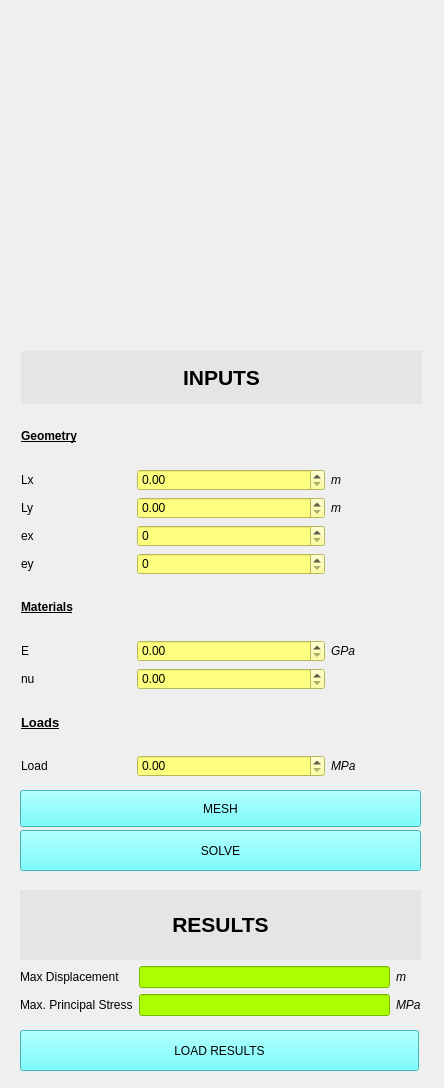
Before: the Qt Designer form main_window.ui in kedarzc/CalcGlassFailure, drawn with Qt 5.
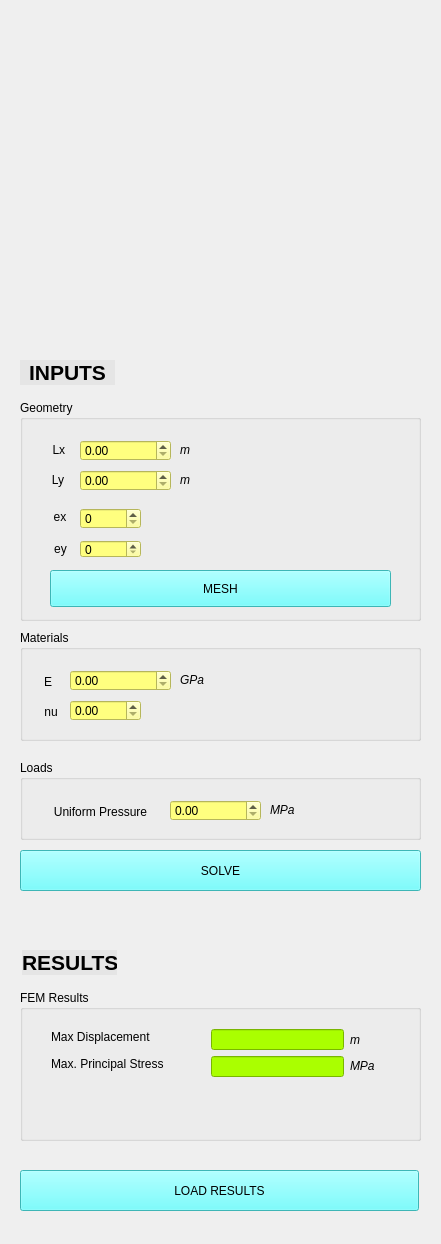
After: the same form once the commit is applied.

Commit message: Update main window ui

Patch:
```diff
--- a/main_window.ui
+++ b/main_window.ui
@@ -6,8 +6,8 @@
    <rect>
     <x>0</x>
     <y>0</y>
-    <width>444</width>
-    <height>1088</height>
+    <width>441</width>
+    <height>1244</height>
    </rect>
   </property>
   <property name="windowTitle">
@@ -46,7 +46,7 @@
     <property name="geometry">
      <rect>
       <x>20</x>
-      <y>830</y>
+      <y>850</y>
       <width>401</width>
       <height>41</height>
      </rect>
@@ -59,28 +59,11 @@
      <string>SOLVE</string>
     </property>
    </widget>
-   <widget class="QPushButton" name="meshButton">
-    <property name="geometry">
-     <rect>
-      <x>20</x>
-      <y>790</y>
-      <width>401</width>
-      <height>37</height>
-     </rect>
-    </property>
-    <property name="styleSheet">
-     <string notr="true">font: 700 12pt &quot;Arial&quot;;
-background-color: rgb(85, 255, 255);</string>
-    </property>
-    <property name="text">
-     <string>MESH</string>
-    </property>
-   </widget>
    <widget class="QPushButton" name="load_results">
     <property name="geometry">
      <rect>
       <x>20</x>
-      <y>1030</y>
+      <y>1170</y>
       <width>399</width>
       <height>41</height>
      </rect>
@@ -93,140 +76,145 @@
      <string>LOAD RESULTS</string>
     </property>
    </widget>
-   <widget class="QWidget" name="layoutWidget">
+   <widget class="QGroupBox" name="groupBox_2">
     <property name="geometry">
      <rect>
-      <x>21</x>
-      <y>351</y>
+      <x>20</x>
+      <y>400</y>
       <width>401</width>
-      <height>426</height>
+      <height>221</height>
      </rect>
     </property>
-    <layout class="QGridLayout" name="gridLayout">
-     <item row="4" column="0">
-      <widget class="QLabel" name="label_ex">
-       <property name="text">
-        <string>ex</string>
-       </property>
-      </widget>
-     </item>
-     <item row="8" column="0">
-      <widget class="QLabel" name="poissonsRatio">
-       <property name="text">
-        <string>nu</string>
-       </property>
-      </widget>
-     </item>
-     <item row="10" column="1" colspan="2">
-      <widget class="QDoubleSpinBox" name="appliedLoad">
-       <property name="styleSheet">
-        <string notr="true">background-color: rgb(255, 255, 127);</string>
-       </property>
-      </widget>
-     </item>
-     <item row="5" column="1" colspan="2">
-      <widget class="QSpinBox" name="ey">
+    <property name="styleSheet">
+     <string notr="true">font:16pt &quot;Arial&quot;;</string>
+    </property>
+    <property name="title">
+     <string>Geometry</string>
+    </property>
+    <widget class="QDoubleSpinBox" name="Lx">
+     <property name="geometry">
+      <rect>
+       <x>60</x>
+       <y>40</y>
+       <width>91</width>
+       <height>21</height>
+      </rect>
+     </property>
        <property name="styleSheet">
-        <string notr="true">background-color: rgb(255, 255, 127);</string>
-       </property>
-      </widget>
-     </item>
-     <item row="10" column="3">
-      <widget class="QLabel" name="label_load_7">
-       <property name="text">
-        <string>&lt;html&gt;&lt;head/&gt;&lt;body&gt;&lt;p&gt;&lt;span style=&quot; font-style:italic;&quot;&gt;MPa&lt;/span&gt;&lt;/p&gt;&lt;/body&gt;&lt;/html&gt;</string>
-       </property>
-      </widget>
-     </item>
-     <item row="3" column="3">
-      <widget class="QLabel" name="label_load_5">
-       <property name="text">
-        <string>&lt;html&gt;&lt;head/&gt;&lt;body&gt;&lt;p&gt;&lt;span style=&quot; font-style:italic;&quot;&gt;m&lt;/span&gt;&lt;/p&gt;&lt;/body&gt;&lt;/html&gt;</string>
-       </property>
-      </widget>
-     </item>
-     <item row="2" column="0">
+      <string notr="true">background-color: rgb(255, 255, 127);
+font: 12pt &quot;Arial&quot;;</string>
+     </property>
+     <property name="maximum">
+      <double>999.000000000000000</double>
+     </property>
+    </widget>
       <widget class="QLabel" name="label_domain">
-       <property name="text">
-        <string>Lx                             </string>
-       </property>
-      </widget>
-     </item>
-     <item row="8" column="1" colspan="2">
-      <widget class="QDoubleSpinBox" name="nu">
+     <property name="geometry">
+      <rect>
+       <x>30</x>
+       <y>40</y>
+       <width>21</width>
+       <height>21</height>
+      </rect>
+     </property>
        <property name="styleSheet">
-        <string notr="true">background-color: rgb(255, 255, 127);</string>
-       </property>
-      </widget>
-     </item>
-     <item row="3" column="1" colspan="2">
-      <widget class="QDoubleSpinBox" name="Ly">
-       <property name="styleSheet">
-        <string notr="true">background-color: rgb(255, 255, 127);</string>
-       </property>
-       <property name="maximum">
-        <double>999.000000000000000</double>
-       </property>
-      </widget>
-     </item>
-     <item row="1" column="0" colspan="2">
-      <widget class="QLabel" name="label_3">
+      <string notr="true">font: 12pt &quot;Arial&quot;;</string>
+     </property>
+     <property name="text">
+      <string>&lt;html&gt;&lt;head/&gt;&lt;body&gt;&lt;p align=&quot;center&quot;&gt;Lx                             &lt;/p&gt;&lt;/body&gt;&lt;/html&gt;</string>
+     </property>
+     <property name="scaledContents">
+      <bool>true</bool>
+     </property>
+    </widget>
+    <widget class="QLabel" name="label_load_5">
+     <property name="geometry">
+      <rect>
+       <x>160</x>
+       <y>70</y>
+       <width>16</width>
+       <height>20</height>
+      </rect>
+     </property>
+     <property name="styleSheet">
+      <string notr="true">font: italic 12pt &quot;Arial&quot;;</string>
+     </property>
        <property name="text">
-        <string>&lt;html&gt;&lt;head/&gt;&lt;body&gt;&lt;p&gt;&lt;span style=&quot; font-weight:700; text-decoration: underline;&quot;&gt;Geometry&lt;/span&gt;&lt;/p&gt;&lt;/body&gt;&lt;/html&gt;</string>
-       </property>
-      </widget>
-     </item>
-     <item row="2" column="3">
+      <string>&lt;html&gt;&lt;head/&gt;&lt;body&gt;&lt;p&gt;&lt;span style=&quot; font-style:italic;&quot;&gt;m&lt;/span&gt;&lt;/p&gt;&lt;/body&gt;&lt;/html&gt;</string>
+     </property>
+    </widget>
       <widget class="QLabel" name="label_load_4">
+     <property name="geometry">
+      <rect>
+       <x>160</x>
+       <y>40</y>
+       <width>16</width>
+       <height>20</height>
+      </rect>
+     </property>
+     <property name="styleSheet">
+      <string notr="true">font: italic 12pt &quot;Arial&quot;;</string>
+     </property>
        <property name="text">
         <string>&lt;html&gt;&lt;head/&gt;&lt;body&gt;&lt;p&gt;&lt;span style=&quot; font-style:italic;&quot;&gt;m&lt;/span&gt;&lt;/p&gt;&lt;/body&gt;&lt;/html&gt;</string>
        </property>
       </widget>
-     </item>
-     <item row="9" column="0">
-      <widget class="QLabel" name="label_4">
-       <property name="text">
-        <string>&lt;html&gt;&lt;head/&gt;&lt;body&gt;&lt;p&gt;&lt;span style=&quot; font-size:10pt; font-weight:700; text-decoration: underline;&quot;&gt;Loads&lt;/span&gt;&lt;/p&gt;&lt;/body&gt;&lt;/html&gt;</string>
-       </property>
-      </widget>
-     </item>
-     <item row="3" column="0">
+    <widget class="QDoubleSpinBox" name="Ly">
+     <property name="geometry">
+      <rect>
+       <x>60</x>
+       <y>70</y>
+       <width>91</width>
+       <height>21</height>
+      </rect>
+     </property>
+     <property name="styleSheet">
+      <string notr="true">background-color: rgb(255, 255, 127);
+font: 12pt &quot;Arial&quot;;</string>
+     </property>
+     <property name="maximum">
+      <double>999.000000000000000</double>
+     </property>
+    </widget>
       <widget class="QLabel" name="label_Ly">
-       <property name="text">
-        <string>Ly</string>
-       </property>
-      </widget>
-     </item>
-     <item row="6" column="0" colspan="2">
-      <widget class="QLabel" name="label">
-       <property name="text">
-        <string>&lt;html&gt;&lt;head/&gt;&lt;body&gt;&lt;p&gt;&lt;span style=&quot; font-weight:700; text-decoration: underline;&quot;&gt;Materials&lt;/span&gt;&lt;/p&gt;&lt;/body&gt;&lt;/html&gt;</string>
-       </property>
-      </widget>
-     </item>
-     <item row="10" column="0">
-      <widget class="QLabel" name="label_load">
+     <property name="geometry">
+      <rect>
+       <x>30</x>
+       <y>70</y>
+       <width>16</width>
+       <height>21</height>
+      </rect>
+     </property>
+     <property name="styleSheet">
+      <string notr="true">font: 12pt &quot;Arial&quot;;</string>
+     </property>
        <property name="text">
-        <string>Load</string>
-       </property>
-      </widget>
-     </item>
-     <item row="7" column="3">
-      <widget class="QLabel" name="label_load_6">
-       <property name="text">
-        <string>&lt;html&gt;&lt;head/&gt;&lt;body&gt;&lt;p&gt;&lt;span style=&quot; font-style:italic;&quot;&gt;GPa&lt;/span&gt;&lt;/p&gt;&lt;/body&gt;&lt;/html&gt;</string>
-       </property>
-      </widget>
-     </item>
-     <item row="7" column="0">
-      <widget class="QLabel" name="YoungModulus">
-       <property name="text">
-        <string>E</string>
-       </property>
-      </widget>
-     </item>
-     <item row="4" column="1" colspan="2">
+      <string>&lt;html&gt;&lt;head/&gt;&lt;body&gt;&lt;p align=&quot;center&quot;&gt;Ly&lt;/p&gt;&lt;/body&gt;&lt;/html&gt;</string>
+     </property>
+    </widget>
+    <widget class="QSpinBox" name="ey">
+     <property name="geometry">
+      <rect>
+       <x>60</x>
+       <y>140</y>
+       <width>61</width>
+       <height>18</height>
+      </rect>
+     </property>
+     <property name="styleSheet">
+      <string notr="true">background-color: rgb(255, 255, 127);
+font: 12pt &quot;Arial&quot;;</string>
+     </property>
+    </widget>
       <widget class="QSpinBox" name="ex">
+     <property name="geometry">
+      <rect>
+       <x>60</x>
+       <y>108</y>
+       <width>61</width>
+       <height>21</height>
+      </rect>
+     </property>
        <property name="styleSheet">
         <string notr="true">background-color: rgb(255, 255, 127);</string>
        </property>
@@ -234,26 +222,80 @@
         <number>1</number>
        </property>
       </widget>
-     </item>
-     <item row="5" column="0">
       <widget class="QLabel" name="label_ey">
+     <property name="geometry">
+      <rect>
+       <x>29</x>
+       <y>137</y>
+       <width>23</width>
+       <height>25</height>
+      </rect>
+     </property>
+     <property name="styleSheet">
+      <string notr="true">font: 12pt &quot;Arial&quot;;</string>
+     </property>
        <property name="text">
-        <string>ey</string>
-       </property>
-      </widget>
-     </item>
-     <item row="2" column="1" colspan="2">
-      <widget class="QDoubleSpinBox" name="Lx">
+      <string>&lt;html&gt;&lt;head/&gt;&lt;body&gt;&lt;p align=&quot;center&quot;&gt;ey&lt;/p&gt;&lt;/body&gt;&lt;/html&gt;</string>
+     </property>
+    </widget>
+    <widget class="QLabel" name="label_ex">
+     <property name="geometry">
+      <rect>
+       <x>29</x>
+       <y>105</y>
+       <width>22</width>
+       <height>25</height>
+      </rect>
+     </property>
        <property name="styleSheet">
-        <string notr="true">background-color: rgb(255, 255, 127);</string>
-       </property>
-       <property name="maximum">
-        <double>999.000000000000000</double>
-       </property>
-      </widget>
-     </item>
-     <item row="7" column="1" colspan="2">
+      <string notr="true">font: 12pt &quot;Arial&quot;;</string>
+     </property>
+     <property name="text">
+      <string>&lt;html&gt;&lt;head/&gt;&lt;body&gt;&lt;p align=&quot;center&quot;&gt;ex&lt;/p&gt;&lt;/body&gt;&lt;/html&gt;</string>
+     </property>
+    </widget>
+    <widget class="QPushButton" name="meshButton">
+     <property name="geometry">
+      <rect>
+       <x>30</x>
+       <y>170</y>
+       <width>341</width>
+       <height>37</height>
+      </rect>
+     </property>
+     <property name="styleSheet">
+      <string notr="true">font: 700 12pt &quot;Arial&quot;;
+background-color: rgb(85, 255, 255);</string>
+     </property>
+     <property name="text">
+      <string>MESH</string>
+     </property>
+    </widget>
+   </widget>
+   <widget class="QGroupBox" name="groupBox">
+    <property name="geometry">
+     <rect>
+      <x>20</x>
+      <y>630</y>
+      <width>401</width>
+      <height>111</height>
+     </rect>
+    </property>
+    <property name="styleSheet">
+     <string notr="true">font:16pt &quot;Arial&quot;;</string>
+    </property>
+    <property name="title">
+     <string>Materials</string>
+    </property>
       <widget class="QDoubleSpinBox" name="EMod">
+     <property name="geometry">
+      <rect>
+       <x>50</x>
+       <y>40</y>
+       <width>101</width>
+       <height>21</height>
+      </rect>
+     </property>
        <property name="styleSheet">
         <string notr="true">background-color: rgb(255, 255, 127);</string>
        </property>
@@ -261,75 +303,269 @@
         <double>98.989999999999995</double>
        </property>
       </widget>
-     </item>
-     <item row="0" column="0" colspan="4">
-      <widget class="QLabel" name="label_2">
+    <widget class="QLabel" name="YoungModulus">
+     <property name="geometry">
+      <rect>
+       <x>20</x>
+       <y>40</y>
+       <width>16</width>
+       <height>25</height>
+      </rect>
+     </property>
        <property name="styleSheet">
-        <string notr="true">background-color: rgb(229, 229, 229);</string>
-       </property>
+      <string notr="true">font: 12pt &quot;Arial&quot;;</string>
+     </property>
+     <property name="frameShadow">
+      <enum>QFrame::Raised</enum>
+     </property>
+     <property name="lineWidth">
+      <number>100</number>
+     </property>
        <property name="text">
-        <string>&lt;html&gt;&lt;head/&gt;&lt;body&gt;&lt;p align=&quot;center&quot;&gt;&lt;span style=&quot; font-size:16pt; font-weight:700;&quot;&gt;INPUTS&lt;/span&gt;&lt;/p&gt;&lt;/body&gt;&lt;/html&gt;</string>
-       </property>
-      </widget>
-     </item>
-    </layout>
-   </widget>
-   <widget class="QWidget" name="layoutWidget">
+      <string>&lt;html&gt;&lt;head/&gt;&lt;body&gt;&lt;p align=&quot;center&quot;&gt;E&lt;/p&gt;&lt;/body&gt;&lt;/html&gt;</string>
+     </property>
+    </widget>
+    <widget class="QLabel" name="poissonsRatio">
+     <property name="geometry">
+      <rect>
+       <x>20</x>
+       <y>70</y>
+       <width>22</width>
+       <height>25</height>
+      </rect>
+     </property>
+     <property name="styleSheet">
+      <string notr="true">font: 12pt &quot;Arial&quot;;</string>
+     </property>
+     <property name="text">
+      <string>&lt;html&gt;&lt;head/&gt;&lt;body&gt;&lt;p align=&quot;center&quot;&gt;nu&lt;/p&gt;&lt;/body&gt;&lt;/html&gt;</string>
+     </property>
+    </widget>
+    <widget class="QDoubleSpinBox" name="nu">
     <property name="geometry">
      <rect>
+       <x>50</x>
+       <y>70</y>
+       <width>71</width>
+       <height>21</height>
+      </rect>
+     </property>
+     <property name="styleSheet">
+      <string notr="true">background-color: rgb(255, 255, 127);
+font: 12pt &quot;Arial&quot;;</string>
+     </property>
+    </widget>
+    <widget class="QLabel" name="label_load_6">
+     <property name="geometry">
+      <rect>
+       <x>160</x>
+       <y>40</y>
+       <width>32</width>
+       <height>20</height>
+      </rect>
+     </property>
+     <property name="styleSheet">
+      <string notr="true">font: italic 12pt &quot;Arial&quot;;</string>
+     </property>
+     <property name="text">
+      <string>&lt;html&gt;&lt;head/&gt;&lt;body&gt;&lt;p&gt;&lt;span style=&quot; font-style:italic;&quot;&gt;GPa&lt;/span&gt;&lt;/p&gt;&lt;/body&gt;&lt;/html&gt;</string>
+     </property>
+    </widget>
+   </widget>
+   <widget class="QGroupBox" name="groupBox_3">
+    <property name="geometry">
+     <rect>
       <x>20</x>
-      <y>890</y>
+      <y>760</y>
       <width>401</width>
-      <height>126</height>
+      <height>80</height>
      </rect>
     </property>
-    <layout class="QVBoxLayout" name="verticalLayout">
-     <item>
-      <layout class="QGridLayout" name="gridLayout_2">
-       <item row="1" column="0">
-        <widget class="QLabel" name="label_max_u">
+    <property name="styleSheet">
+     <string notr="true">font:16pt &quot;Arial&quot;;</string>
+    </property>
+    <property name="title">
+     <string>Loads</string>
+    </property>
+    <widget class="QLabel" name="label_load">
+     <property name="geometry">
+      <rect>
+       <x>20</x>
+       <y>40</y>
+       <width>121</width>
+       <height>25</height>
+      </rect>
+     </property>
+     <property name="styleSheet">
+      <string notr="true">font: 12pt &quot;Arial&quot;;</string>
+     </property>
          <property name="text">
-          <string>Max Displacement</string>
-         </property>
-        </widget>
-       </item>
-       <item row="1" column="1">
-        <widget class="QLineEdit" name="u_max">
+      <string>&lt;html&gt;&lt;head/&gt;&lt;body&gt;&lt;p align=&quot;center&quot;&gt;Uniform Pressure&lt;/p&gt;&lt;/body&gt;&lt;/html&gt;</string>
+     </property>
+    </widget>
+    <widget class="QDoubleSpinBox" name="appliedLoad">
+     <property name="geometry">
+      <rect>
+       <x>150</x>
+       <y>40</y>
+       <width>91</width>
+       <height>21</height>
+      </rect>
+     </property>
          <property name="styleSheet">
-          <string notr="true">background-color: rgb(170, 255, 0);</string>
-         </property>
-        </widget>
-       </item>
-       <item row="1" column="2">
+      <string notr="true">background-color: rgb(255, 255, 127);
+font: 12pt &quot;Arial&quot;;</string>
+     </property>
+    </widget>
+    <widget class="QLabel" name="label_load_7">
+     <property name="geometry">
+      <rect>
+       <x>250</x>
+       <y>40</y>
+       <width>34</width>
+       <height>20</height>
+      </rect>
+     </property>
+     <property name="styleSheet">
+      <string notr="true">font: italic 12pt &quot;Arial&quot;;</string>
+     </property>
+     <property name="text">
+      <string>&lt;html&gt;&lt;head/&gt;&lt;body&gt;&lt;p&gt;&lt;span style=&quot; font-style:italic;&quot;&gt;MPa&lt;/span&gt;&lt;/p&gt;&lt;/body&gt;&lt;/html&gt;</string>
+     </property>
+    </widget>
+   </widget>
+   <widget class="QGroupBox" name="groupBox_4">
+    <property name="geometry">
+     <rect>
+      <x>20</x>
+      <y>990</y>
+      <width>401</width>
+      <height>151</height>
+     </rect>
+    </property>
+    <property name="styleSheet">
+     <string notr="true">font:16pt &quot;Arial&quot;;</string>
+    </property>
+    <property name="title">
+     <string>FEM Results</string>
+    </property>
         <widget class="QLabel" name="label_load_8">
+     <property name="geometry">
+      <rect>
+       <x>330</x>
+       <y>40</y>
+       <width>16</width>
+       <height>20</height>
+      </rect>
+     </property>
+     <property name="styleSheet">
+      <string notr="true">font: italic 12pt &quot;Arial&quot;;</string>
+     </property>
          <property name="text">
           <string>&lt;html&gt;&lt;head/&gt;&lt;body&gt;&lt;p&gt;&lt;span style=&quot; font-style:italic;&quot;&gt;m&lt;/span&gt;&lt;/p&gt;&lt;/body&gt;&lt;/html&gt;</string>
          </property>
         </widget>
-       </item>
-       <item row="2" column="0">
         <widget class="QLabel" name="label_max_p_stress">
+     <property name="geometry">
+      <rect>
+       <x>31</x>
+       <y>66</y>
+       <width>151</width>
+       <height>16</height>
+      </rect>
+     </property>
+     <property name="styleSheet">
+      <string notr="true">font: 12pt &quot;Arial&quot;;</string>
+     </property>
          <property name="text">
           <string>Max. Principal Stress</string>
          </property>
         </widget>
-       </item>
-       <item row="2" column="1">
-        <widget class="QLineEdit" name="sigma_1">
-         <property name="styleSheet">
-          <string notr="true">background-color: rgb(170, 255, 0);</string>
-         </property>
-        </widget>
-       </item>
-       <item row="2" column="2">
         <widget class="QLabel" name="label_load_9">
+     <property name="geometry">
+      <rect>
+       <x>330</x>
+       <y>66</y>
+       <width>34</width>
+       <height>20</height>
+      </rect>
+     </property>
+     <property name="styleSheet">
+      <string notr="true">font: italic 12pt &quot;Arial&quot;;</string>
+     </property>
          <property name="text">
           <string>&lt;html&gt;&lt;head/&gt;&lt;body&gt;&lt;p&gt;&lt;span style=&quot; font-style:italic;&quot;&gt;MPa&lt;/span&gt;&lt;/p&gt;&lt;/body&gt;&lt;/html&gt;</string>
          </property>
         </widget>
-       </item>
-       <item row="0" column="0" colspan="3">
+    <widget class="QLineEdit" name="sigma_1">
+     <property name="geometry">
+      <rect>
+       <x>191</x>
+       <y>66</y>
+       <width>133</width>
+       <height>21</height>
+      </rect>
+     </property>
+     <property name="styleSheet">
+      <string notr="true">background-color: rgb(170, 255, 0);</string>
+     </property>
+    </widget>
+    <widget class="QLineEdit" name="u_max">
+     <property name="geometry">
+      <rect>
+       <x>191</x>
+       <y>39</y>
+       <width>133</width>
+       <height>21</height>
+      </rect>
+     </property>
+     <property name="styleSheet">
+      <string notr="true">background-color: rgb(170, 255, 0);
+font: 12pt &quot;Arial&quot;;</string>
+     </property>
+    </widget>
+    <widget class="QLabel" name="label_max_u">
+     <property name="geometry">
+      <rect>
+       <x>31</x>
+       <y>36</y>
+       <width>141</width>
+       <height>21</height>
+      </rect>
+     </property>
+     <property name="styleSheet">
+      <string notr="true">font: 12pt &quot;Arial&quot;;</string>
+     </property>
+     <property name="text">
+      <string>Max Displacement</string>
+     </property>
+    </widget>
+   </widget>
+   <widget class="QLabel" name="label_6">
+    <property name="geometry">
+     <rect>
+      <x>20</x>
+      <y>360</y>
+      <width>95</width>
+      <height>25</height>
+     </rect>
+    </property>
+    <property name="styleSheet">
+     <string notr="true">background-color: rgb(229, 229, 229);</string>
+    </property>
+    <property name="text">
+     <string>&lt;html&gt;&lt;head/&gt;&lt;body&gt;&lt;p align=&quot;center&quot;&gt;&lt;span style=&quot; font-size:16pt; font-weight:696;&quot;&gt;INPUTS&lt;/span&gt;&lt;/p&gt;&lt;/body&gt;&lt;/html&gt;</string>
+    </property>
+   </widget>
         <widget class="QLabel" name="label_5">
+    <property name="geometry">
+     <rect>
+      <x>22</x>
+      <y>950</y>
+      <width>95</width>
+      <height>25</height>
+     </rect>
+    </property>
          <property name="styleSheet">
           <string notr="true">background-color: rgb(229, 229, 229);</string>
          </property>
@@ -337,11 +573,6 @@
           <string>&lt;html&gt;&lt;head/&gt;&lt;body&gt;&lt;p align=&quot;center&quot;&gt;&lt;span style=&quot; font-size:16pt; font-weight:700;&quot;&gt;RESULTS&lt;/span&gt;&lt;/p&gt;&lt;/body&gt;&lt;/html&gt;</string>
          </property>
         </widget>
-       </item>
-      </layout>
-     </item>
-    </layout>
-   </widget>
   </widget>
  </widget>
  <tabstops>
```
Left out of the diff: 12 changed lines with no effect on the pictures. Lines whose indentation alone changed are shown as unchanged.
